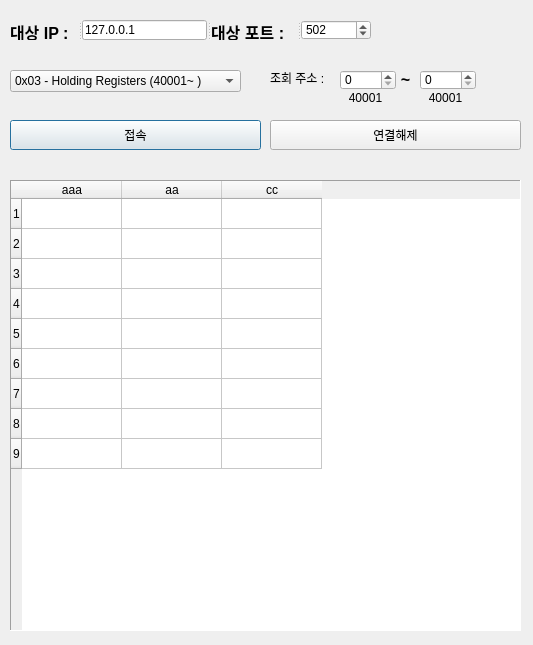
The window that modules/modbus_comm/modbus_test.ui (wkim300/BASS-BEMS) describes before a commit, drawn with Qt 5.
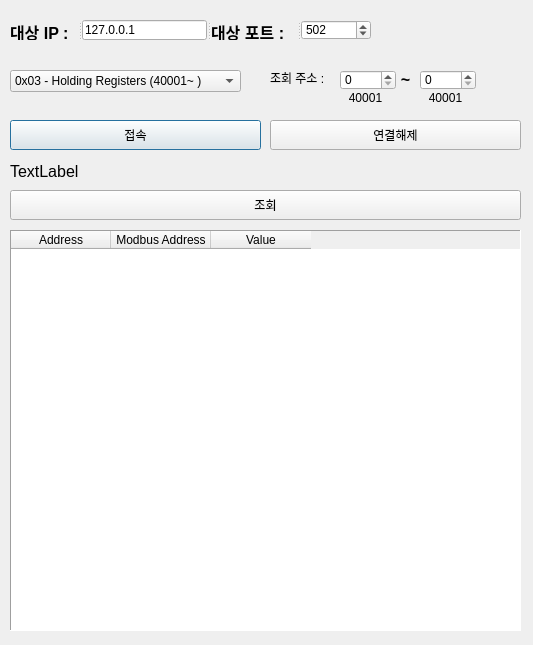
The same window after the commit.

```diff
--- a/modules/modbus_comm/modbus_test.ui
+++ b/modules/modbus_comm/modbus_test.ui
@@ -17,9 +17,9 @@
    <property name="geometry">
     <rect>
      <x>10</x>
-     <y>180</y>
+     <y>230</y>
      <width>511</width>
-     <height>451</height>
+     <height>401</height>
     </rect>
    </property>
    <property name="frameShape">
@@ -35,38 +35,21 @@
     <bool>true</bool>
    </property>
    <property name="rowCount">
-    <number>9</number>
+    <number>0</number>
    </property>
-   <row>
-    <property name="text">
-     <string>1</string>
-    </property>
-   </row>
-   <row>
-    <property name="text">
-     <string>2</string>
-    </property>
-   </row>
-   <row/>
-   <row/>
-   <row/>
-   <row/>
-   <row/>
-   <row/>
-   <row/>
    <column>
     <property name="text">
-     <string>aaa</string>
+     <string>Address</string>
     </property>
    </column>
    <column>
     <property name="text">
-     <string>aa</string>
+     <string>Modbus Address</string>
     </property>
    </column>
    <column>
     <property name="text">
-     <string>cc</string>
+     <string>Value</string>
     </property>
    </column>
   </widget>
@@ -237,6 +220,37 @@
     </property>
    </widget>
   </widget>
+  <widget class="QPushButton" name="pollbtn">
+   <property name="geometry">
+    <rect>
+     <x>10</x>
+     <y>190</y>
+     <width>511</width>
+     <height>30</height>
+    </rect>
+   </property>
+   <property name="text">
+    <string>조회</string>
+   </property>
+  </widget>
+  <widget class="QLabel" name="statuslabel">
+   <property name="geometry">
+    <rect>
+     <x>10</x>
+     <y>161</y>
+     <width>511</width>
+     <height>21</height>
+    </rect>
+   </property>
+   <property name="font">
+    <font>
+     <pointsize>12</pointsize>
+    </font>
+   </property>
+   <property name="text">
+    <string>TextLabel</string>
+   </property>
+  </widget>
  </widget>
  <resources/>
  <connections/>
```
Left out of the diff: 2 changed lines with no effect on the pictures.
